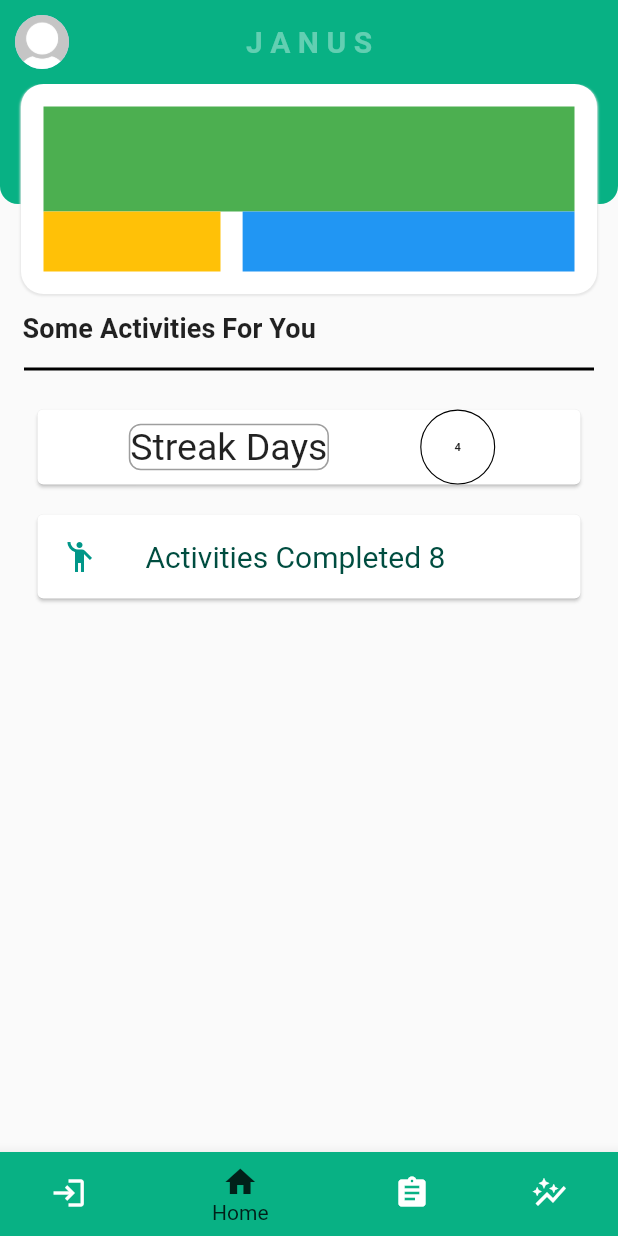
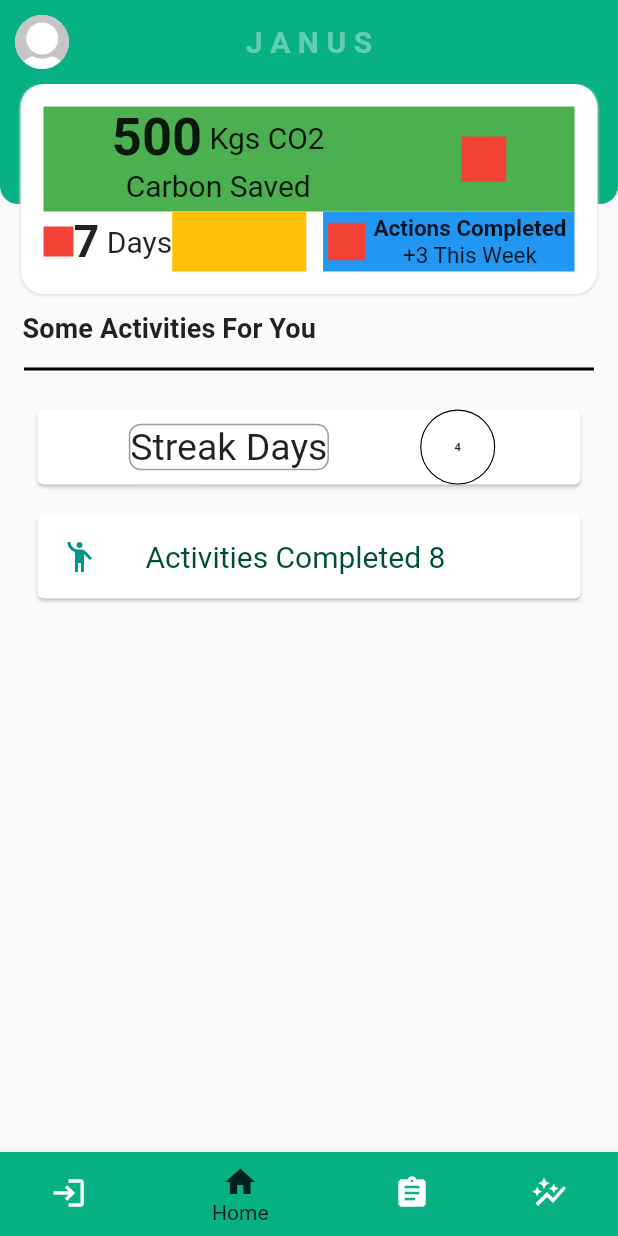
Before and after one commit to jeyeong/climate-ark-app, a Flutter app: the screen it shows after launch, item 2 of the bottom bar chosen, on a phone screen of 412 x 824 dp. Run offline on Flutter 3.47's test engine with Material 2 defaults, Android fonts, the light colour scheme and no system bars; our stand-ins replace fl_chart, material_floating_search_bar.

Commit message:
first push for tai and jack

```diff
--- a/canvas/lib/views/home_page.dart
+++ b/canvas/lib/views/home_page.dart
@@ -72,6 +72,42 @@ class _HomePageState extends State<HomePage> {
                           children: [
                             Expanded(
                               child: Container(
+                                child: Row(
+                                  mainAxisAlignment:
+                                      MainAxisAlignment.spaceAround,
+                                  children: [
+                                    Column(
+                                      children: [
+                                        Row(
+                                          children: [
+                                            const Text("500",
+                                                style: TextStyle(
+                                                  fontSize: 35,
+                                                  fontWeight: FontWeight.bold,
+                                                )),
+                                            const Text(" Kgs CO2",
+                                                style: TextStyle(
+                                                  fontSize: 20,
+                                                ))
+                                          ],
+                                        ),
+                                        Row(
+                                          children: [
+                                            Text("Carbon Saved",
+                                                style: TextStyle(
+                                                  fontSize: 20,
+                                                ))
+                                          ],
+                                        )
+                                      ],
+                                    ),
+                                    Container(
+                                      color: Colors.red,
+                                      height: 30,
+                                      width: 30,
+                                    ),
+                                  ],
+                                ),
                                 color: Colors.green,
                                 height: 70,
                               ),
@@ -80,6 +116,24 @@ class _HomePageState extends State<HomePage> {
                         ),
                         Row(
                           children: [
+                            Row(
+                              children: [
+                                Container(
+                                  color: Colors.red,
+                                  height: 20,
+                                  width: 20,
+                                ),
+                                const Text("7",
+                                    style: TextStyle(
+                                      fontSize: 30,
+                                      fontWeight: FontWeight.bold,
+                                    )),
+                                const Text(" Days",
+                                    style: TextStyle(
+                                      fontSize: 20,
+                                    ))
+                              ],
+                            ),
                             Expanded(
                               flex: 8,
                               child: Container(
@@ -94,6 +148,41 @@ class _HomePageState extends State<HomePage> {
                             Expanded(
                               flex: 15,
                               child: Container(
+                                child: Row(
+                                  mainAxisAlignment:
+                                      MainAxisAlignment.spaceEvenly,
+                                  children: [
+                                    Container(
+                                      color: Colors.red,
+                                      height: 25,
+                                      width: 25,
+                                    ),
+                                    Padding(
+                                      padding: const EdgeInsets.all(2.0),
+                                      child: Column(
+                                        children: [
+                                          Row(
+                                            children: [
+                                              const Text("Actions Completed",
+                                                  style: TextStyle(
+                                                    fontSize: 15,
+                                                    fontWeight: FontWeight.bold,
+                                                  )),
+                                            ],
+                                          ),
+                                          Row(
+                                            children: [
+                                              const Text("+3 This Week",
+                                                  style: TextStyle(
+                                                    fontSize: 15,
+                                                  )),
+                                            ],
+                                          ),
+                                        ],
+                                      ),
+                                    ),
+                                  ],
+                                ),
                                 color: Colors.blue,
                                 height: 40,
                               ),
```
Also changed, not shown: canvas/lib/views/top_card.dart (added).
